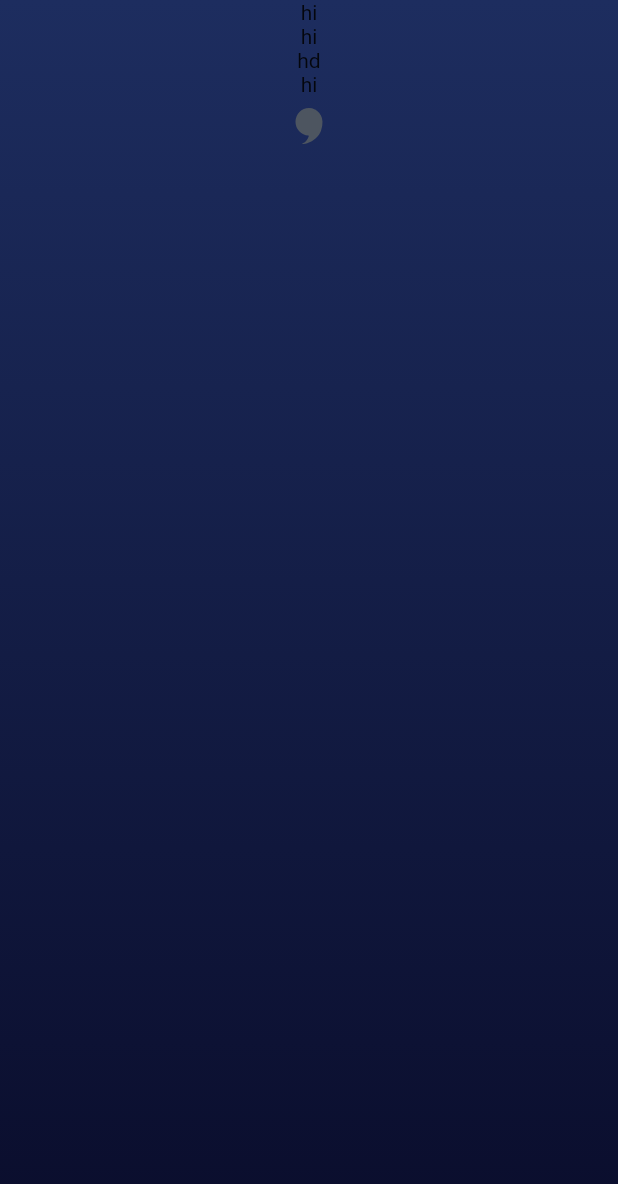
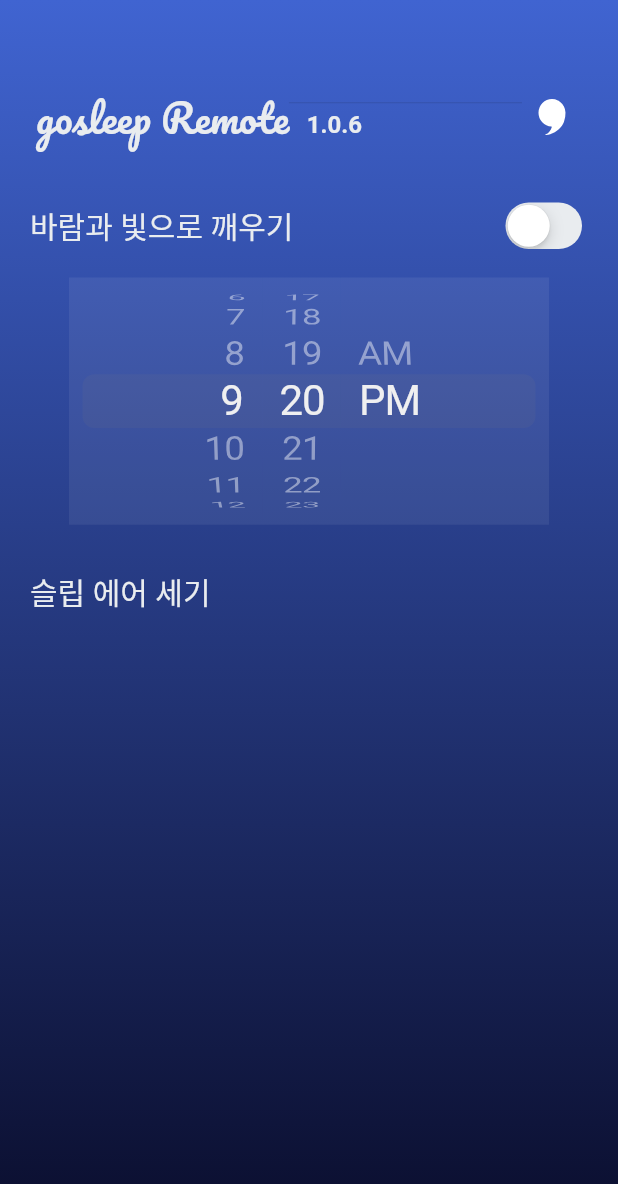
Before and after one commit to tnqkr98/gosleep_remote_flutter, a Flutter app: the screen it shows after launch, on a phone screen of 412 x 824 dp. Shown: the top 1184 px of the screen. Run offline on Flutter 3.47's test engine with Material 2 defaults, Android fonts, the phone set to English and light mode, and no system bars; our stand-ins replace flutter_svg; Roboto replaces fonts that are missing (SpoqaHanSansNeo).

Commit message:
Add Style & Cupertino Design
1. 쿠퍼티노 디자인 스위치, 타임피커 추가
2. gosleep 스타일 포맷 추가

```diff
--- a/lib/GosleepMain.dart
+++ b/lib/GosleepMain.dart
@@ -13,7 +13,7 @@ class MyApp extends StatelessWidget {
       theme: ThemeData(
         primarySwatch: Colors.blue,
       ),
-      home: SleepMainWidget(),
+      home: const SleepMainWidget(),
     );
   }
 }
--- a/lib/SleepMainWidget.dart
+++ b/lib/SleepMainWidget.dart
@@ -1,7 +1,12 @@
+import 'package:flutter/cupertino.dart';
 import 'package:flutter/material.dart';
+import 'style/GosleepColorPalette.dart';
+import 'style/GosleepFontStyle.dart';
 import 'package:flutter_svg/flutter_svg.dart';
 
 class SleepMainWidget extends StatefulWidget{
+  const SleepMainWidget({Key? key}) : super(key: key);
+
   @override
   State<SleepMainWidget> createState() => _SleepMainWidget();
 }
@@ -13,7 +18,7 @@ class _SleepMainWidget extends State<SleepMainWidget>{
       body: Container(
         decoration: const BoxDecoration(
           gradient: LinearGradient(
-            colors: [Color(0xff1d2d5f),Color(0xff0a0d2c)],
+            colors: [GosleepColors.blue_40,GosleepColors.blue_90],
             begin: Alignment.topCenter,
             end: Alignment.bottomCenter
           )
@@ -21,16 +26,9 @@ class _SleepMainWidget extends State<SleepMainWidget>{
         child: Center(
           child:Column(
             mainAxisAlignment: MainAxisAlignment.start,
-            children: <Widget>[
-              Text('hi'),
-              Text('hi'),
-              Text('hd'),
-              Text('hi'),
-              SvgPicture.asset(
-                'assets/images/ic_logo_40.svg',
-                width: 40,
-                height: 40
-              ),
+            children: const <Widget>[
+              GosleepTitle(),
+              GosleepBody()
             ],
           ),
         ),
@@ -38,3 +36,113 @@ class _SleepMainWidget extends State<SleepMainWidget>{
     );
   }
 }
+
+class GosleepTitle extends StatefulWidget{
+  const GosleepTitle({Key? key}) : super(key: key);
+
+  @override
+  State<GosleepTitle> createState() => _GosleepTitle();
+}
+
+class _GosleepTitle extends State<GosleepTitle> {
+  @override
+  Widget build(BuildContext context) {
+    return Padding(
+      padding: const EdgeInsets.only(top: 55,left: 24,right: 24),
+      child: Row(
+        children: [
+          //const Text('고슬립 리모컨', style: GosleepTextStyles.title1Bold_KOR,),
+          const Text('gosleep Remote',
+              style: TextStyle(fontFamily: 'Pacifico',fontSize: 26,color: GosleepColors.gray_20)),
+          Expanded(
+            child: Column(
+              crossAxisAlignment: CrossAxisAlignment.start,
+              children: const [
+                Divider(height: 10,),
+                Text('   1.0.6', style: TextStyle(
+                    fontWeight: FontWeight.w400,
+                    fontFamily: "Roboto_Regular",
+                    fontStyle:  FontStyle.normal,
+                    fontSize: 16.0,
+                    color: GosleepColors.gray_20
+                )
+                ),
+              ],
+            ),
+          ),
+          SvgPicture.asset(
+            'assets/images/ic_logo_40.svg',
+            width: 40,
+            height: 40,
+            color: Colors.white,
+          )
+        ],
+      ),
+    );
+  }
+}
+
+class GosleepBody extends StatefulWidget{
+  const GosleepBody({Key? key}) : super(key: key);
+
+  @override
+  State<GosleepBody> createState() => _GosleepBody();
+}
+
+class _GosleepBody extends State<GosleepBody> {
+  var isAlarmOn = false;
+
+  @override
+  Widget build(BuildContext context) {
+    return Padding(
+      padding: const EdgeInsets.only(top: 30,left: 20,right: 20),
+      child: SingleChildScrollView(
+        child:Column(
+          children: [
+            Row(
+              children: [
+                const Expanded(
+                    child:Text('바람과 빛으로 깨우기',style: GosleepTextStyles.title3Medium_KOR,)
+                ),
+                CupertinoSwitch(
+                  activeColor: GosleepColors.yellow_70,
+                  trackColor: GosleepColors.gray_20,
+                  value: isAlarmOn,
+                  onChanged: (value) {
+                    setState(() {
+                      isAlarmOn = value;
+                    });
+                  }),
+              ],
+            ),
+            const Divider(height: 15,color: Color(0x00000000),),
+            SizedBox(
+              height: MediaQuery.of(context).size.height/5,
+              child: CupertinoTheme(
+                data: const CupertinoThemeData(
+                  textTheme: CupertinoTextThemeData(
+                    dateTimePickerTextStyle: TextStyle(color: Colors.white,fontSize: 25,fontFamily: 'SpoqaHanSansNeo'),
+                  ),
+                ),
+                child:CupertinoDatePicker(
+                  mode:CupertinoDatePickerMode.time,
+                  backgroundColor: const Color(0x11ffffff),
+                  use24hFormat: false,
+                  onDateTimeChanged: (value){}
+                ),
+              )
+            ),
+            Row(
+              children: const [
+                Divider(height: 90,),
+                Expanded(
+                    child:Text('슬립 에어 세기',style: GosleepTextStyles.title3Medium_KOR,)
+                ),
+              ],
+            ),
+          ],
+        ),
+      )
+    );
+  }
+}
--- /dev/null
+++ b/lib/style/GosleepColorPalette.dart
@@ -0,0 +1,46 @@
+import 'package:flutter/material.dart';
+
+class GosleepColors {
+  static const blue_90 = Color(0xff0a0d2c);
+  static const blue_80 = Color(0xff111b38);
+  static const blue_70 = Color(0xff1d2d5f);
+  static const blue_60 = Color(0xff293f84);
+  static const blue_50 = Color(0xff3452aa);
+  static const blue_40 = Color(0xff4064d1);
+  static const blue_30 = Color(0xff7b96ea);
+  static const blue_20 = Color(0xffacbff9);
+  static const blue_10 = Color(0xffd9e2fc);
+  static const white = Color(0xffffffff);
+  static const gray_90 = Color(0xff21252a);
+  static const gray_80 = Color(0xff343847);
+  static const gray_70 = Color(0xff4d5560);
+  static const gray_60 = Color(0xff636c7d);
+  static const gray_50 = Color(0xffb1bac3);
+  static const gray_40 = Color(0xffced4da);
+  static const gray_30 = Color(0xffdee2e6);
+  static const gray_20 = Color(0xffe9ecef);
+  static const gray_10 = Color(0xfff1f3f5);
+  static const yellow_70 = Color(0xffffbc47);
+  static const yellow_60 = Color(0xffffc766);
+  static const yellow_50 = Color(0xffffce79);
+  static const yellow_40 = Color(0xffffd893);
+  static const bg_3 = Color(0xfff8f9fa);
+  static const red_90 = Color(0xff6d1f1f);
+  static const red_80 = Color(0xff9e2121);
+  static const red_70 = Color(0xffb92c2c);
+  static const red_60 = Color(0xffcf3b3b);
+  static const red_50 = Color(0xffe54949);
+  static const red_40 = Color(0xfffb8888);
+  static const red_30 = Color(0xfffbc5c5);
+  static const red_20 = Color(0xffffdcdc);
+  static const red_10 = Color(0xfffdf5f5);
+  static const green_90 = Color(0xff006250);
+  static const green_80 = Color(0xff237b6b);
+  static const green_70 = Color(0xff23b99e);
+  static const green_60 = Color(0xff14caa9);
+  static const green_50 = Color(0xff3adbbe);
+  static const green_40 = Color(0xff79e8d4);
+  static const green_30 = Color(0xff80f3de);
+  static const green_20 = Color(0xff9ffeed);
+  static const green_10 = Color(0xffcdfff6);
+}
--- /dev/null
+++ b/lib/style/GosleepFontStyle.dart
@@ -0,0 +1,36 @@
+import 'package:flutter/material.dart';
+import 'GosleepColorPalette.dart';
+
+class GosleepTextStyles {
+  static const title1Bold_KOR = TextStyle(
+      fontWeight: FontWeight.w700,
+      fontFamily: "SpoqaHanSansNeo",
+      fontStyle:  FontStyle.normal,
+      fontSize: 26.0,
+      color: GosleepColors.gray_20
+  );
+
+  static const title3Medium_KOR = TextStyle(
+      fontWeight: FontWeight.w500,
+      fontFamily: "SpoqaHanSansNeo",
+      fontStyle:  FontStyle.normal,
+      fontSize: 20.0,
+      color: GosleepColors.gray_20
+  );
+
+  static const bodyRegular_number = TextStyle(
+      fontWeight: FontWeight.w400,
+      fontFamily: "Roboto_Regular",
+      fontStyle:  FontStyle.normal,
+      fontSize: 16.0,
+      color: GosleepColors.gray_20
+  );
+
+  static const headlineBold_KOR = TextStyle(
+      fontWeight: FontWeight.w700,
+      fontFamily: "SpoqaHanSansNeo",
+      fontStyle:  FontStyle.normal,
+      fontSize: 18.0,
+      color: GosleepColors.gray_20
+  );
+}
```
Also changed, not shown: pubspec.yaml (+15 -0 lines), assets/fonts/Pacifico-Regular.ttf (added), assets/fonts/roboto_bold.ttf (added), assets/fonts/roboto_light.ttf (added), assets/fonts/roboto_medium.ttf (added), assets/fonts/roboto_regular.ttf (added), 5 other files.
